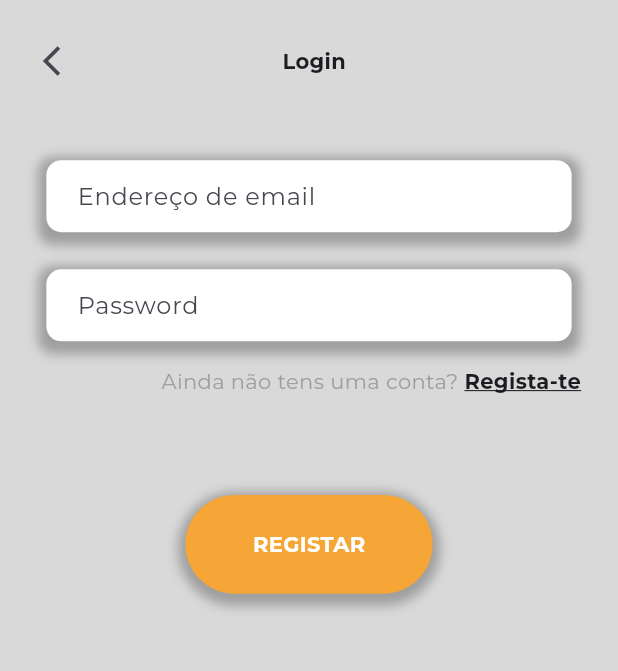
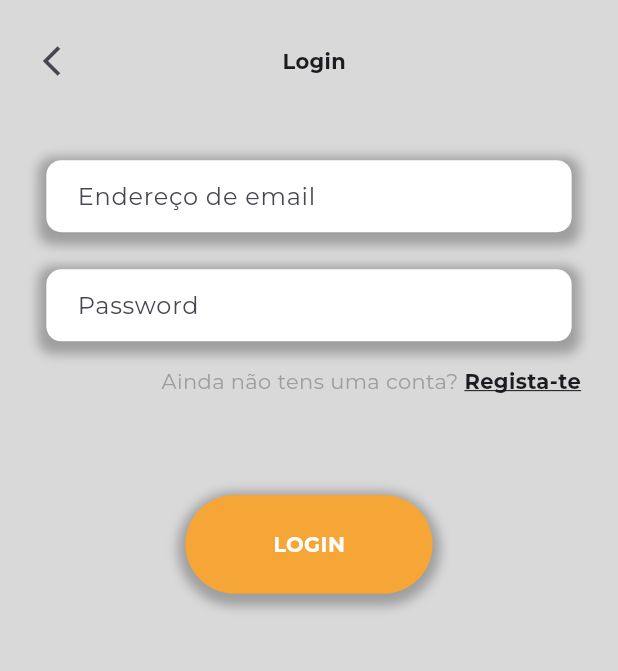
Before and after one commit to chikerip/mercadoPoupancaFlutter, a Flutter app: the loginPage screen opened by its route, on a phone screen of 412 x 824 dp, the part 87-758 px from its top. Run offline on Flutter 3.47's test engine with Material 3 defaults, Android fonts, the light colour scheme and no system bars; our stand-ins replace google_fonts, hive_flutter, shared_preferences; missing offline and left inert: dart:ffi, mobile_scanner; accounts and stored records are empty; network calls fail; project files that could hold a hidden picture were left out.

Commit message:
texto login

```diff
--- a/lib/pages/loginPage/loginPage.dart
+++ b/lib/pages/loginPage/loginPage.dart
@@ -182,7 +182,7 @@ class _loginPage extends State<loginPage> {
                                   ),
                                 ],
                           ),
-                          child: const Text('REGISTAR',
+                          child: const Text('LOGIN',
                           style: TextStyle(
                             color: Colors.white,
                             fontWeight: FontWeight.bold
```
